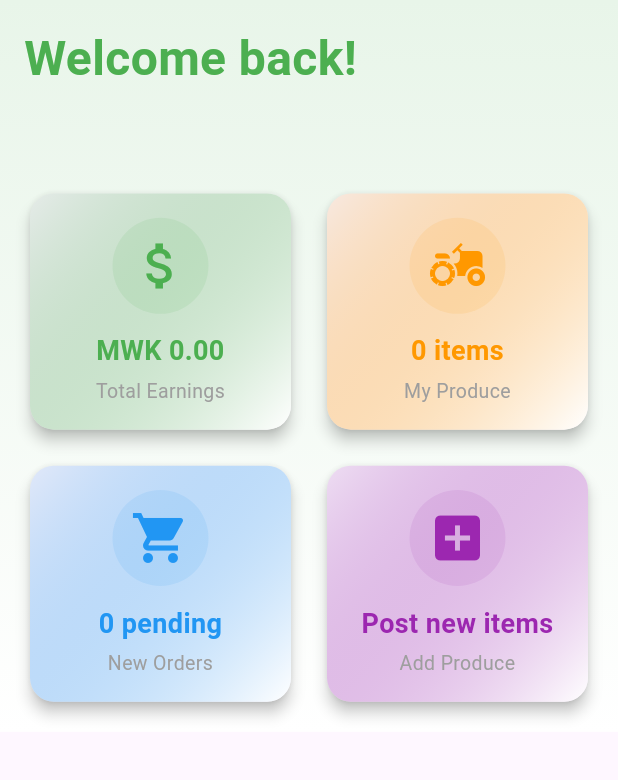
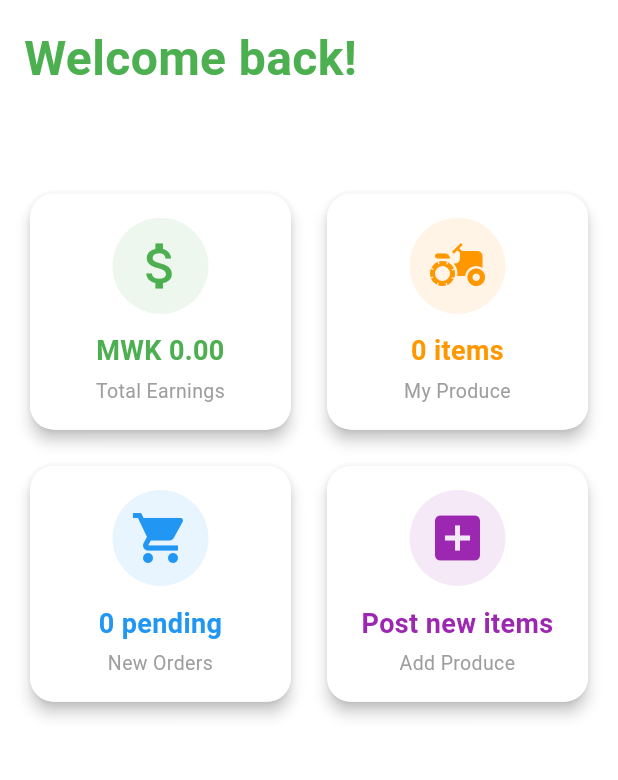
Before and after one commit to DAVIEPHAGES/farm_produce_marketplace, a Flutter app: the FarmersDashboardPage screen opened by its route, on a phone screen of 412 x 824 dp, the part 84-864 px from its top. Run offline on Flutter 3.47's test engine with Material 3 defaults, Android fonts, the phone set to English and light mode, and no system bars; our stand-ins replace cloud_firestore, firebase_auth, firebase_core, image_picker; accounts and stored records are empty; network calls fail.

Commit message:
changing farmers dashboard background color

```diff
--- a/lib/screens/farmers_dashboard_page.dart
+++ b/lib/screens/farmers_dashboard_page.dart
@@ -98,10 +98,14 @@ class _FarmersDashboardPageState extends State<FarmersDashboardPage> {
   @override
   Widget build(BuildContext context) {
     if (_isLoading) {
-      return const Scaffold(body: Center(child: CircularProgressIndicator()));
+      return const Scaffold(
+        backgroundColor: Colors.white, // Changed to white
+        body: Center(child: CircularProgressIndicator()),
+      );
     }
 
     return Scaffold(
+      backgroundColor: Colors.white, // Added white background
       appBar: AppBar(
         title: const Text(
           'FARMER DASHBOARD',
@@ -148,18 +152,14 @@ class _FarmersDashboardPageState extends State<FarmersDashboardPage> {
       ),
       drawer: Drawer(
         child: Container(
-          color: Colors.green[50],
+          color: Colors.white, // Changed to white background
           child: ListView(
             padding: EdgeInsets.zero,
             children: [
               Container(
                 height: 200,
                 decoration: BoxDecoration(
-                  gradient: LinearGradient(
-                    begin: Alignment.topLeft,
-                    end: Alignment.bottomRight,
-                    colors: [Colors.green[700]!, Colors.green[800]!],
-                  ),
+                  color: Colors.green[700], // Changed from gradient to solid color
                 ),
                 child: Center(
                   child: Column(
@@ -270,13 +270,7 @@ class _FarmersDashboardPageState extends State<FarmersDashboardPage> {
         ),
       ),
       body: Container(
-        decoration: BoxDecoration(
-          gradient: LinearGradient(
-            begin: Alignment.topCenter,
-            end: Alignment.bottomCenter,
-            colors: [Colors.green[50]!, Colors.white],
-          ),
-        ),
+        color: Colors.white, // Changed to solid white background
         child: SingleChildScrollView(
           child: Column(
             children: [
@@ -300,14 +294,14 @@ class _FarmersDashboardPageState extends State<FarmersDashboardPage> {
                     ),
                     const SizedBox(height: 32),
 
-                    // CHANGED: 2x2 Grid Layout (2 cards per row)
+                    // 2x2 Grid Layout (2 cards per row)
                     GridView.count(
                       shrinkWrap: true,
                       physics: const NeverScrollableScrollPhysics(),
-                      crossAxisCount: 2, // Changed from 4 to 2 for 2 cards per row
+                      crossAxisCount: 2,
                       mainAxisSpacing: 16,
                       crossAxisSpacing: 16,
-                      childAspectRatio: 1.1, // Slightly taller cards for better appearance
+                      childAspectRatio: 1.1,
                       children: [
                         _buildDashboardCard(
                           'Total Earnings',
@@ -469,11 +463,7 @@ class _FarmersDashboardPageState extends State<FarmersDashboardPage> {
           padding: const EdgeInsets.all(16),
           decoration: BoxDecoration(
             borderRadius: BorderRadius.circular(16),
-            gradient: LinearGradient(
-              begin: Alignment.topLeft,
-              end: Alignment.bottomRight,
-              colors: [color.withOpacity(0.1), Colors.white],
-            ),
+            color: Colors.white, // Changed to solid white background for cards
           ),
           child: Column(
             mainAxisAlignment: MainAxisAlignment.center,
@@ -484,13 +474,13 @@ class _FarmersDashboardPageState extends State<FarmersDashboardPage> {
                   color: color.withOpacity(0.1),
                   shape: BoxShape.circle,
                 ),
-                child: Icon(icon, size: 40, color: color), // Increased icon size from 32 to 40
+                child: Icon(icon, size: 40, color: color),
               ),
               const SizedBox(height: 12),
               Text(
                 value,
                 style: TextStyle(
-                  fontSize: 18, // Increased font size from 16 to 18
+                  fontSize: 18,
                   fontWeight: FontWeight.bold,
                   color: color,
                 ),
@@ -501,7 +491,7 @@ class _FarmersDashboardPageState extends State<FarmersDashboardPage> {
               const SizedBox(height: 4),
               Text(
                 title,
-                style: const TextStyle(fontSize: 13, color: Colors.grey), // Increased from 12 to 13
+                style: const TextStyle(fontSize: 13, color: Colors.grey),
                 textAlign: TextAlign.center,
               ),
             ],
@@ -516,6 +506,7 @@ class _FarmersDashboardPageState extends State<FarmersDashboardPage> {
       context: context,
       builder: (BuildContext context) {
         return AlertDialog(
+          backgroundColor: Colors.white, // Added white background
           title: Row(
             children: [
               Container(
@@ -635,6 +626,7 @@ class _FarmersDashboardPageState extends State<FarmersDashboardPage> {
       context: context,
       builder: (BuildContext context) {
         return AlertDialog(
+          backgroundColor: Colors.white, // Added white background
           title: const Text('Total Earnings'),
           content: Column(
             mainAxisSize: MainAxisSize.min,
@@ -684,6 +676,7 @@ class _FarmersDashboardPageState extends State<FarmersDashboardPage> {
       context: context,
       builder: (BuildContext context) {
         return AlertDialog(
+          backgroundColor: Colors.white, // Added white background
           title: const Text('My Produce'),
           content: Container(
             width: double.maxFinite,
@@ -764,6 +757,7 @@ class _FarmersDashboardPageState extends State<FarmersDashboardPage> {
       context: context,
       builder: (BuildContext context) {
         return AlertDialog(
+          backgroundColor: Colors.white, // Added white background
           title: const Text('New Orders'),
           content: Container(
             width: double.maxFinite,
```
